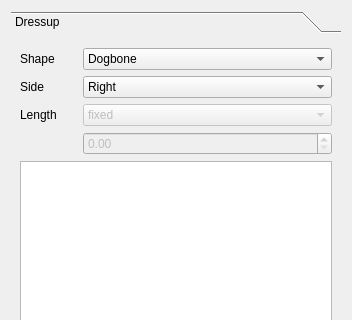
The window that src/Mod/Path/Gui/Resources/panels/DogboneEdit.ui (berndhahnebach/All_FreeCAD) describes before a commit, drawn with Qt 5; both pictures show x 0 to 352 and y 0 to 320 of the 352 by 486 pixel window.
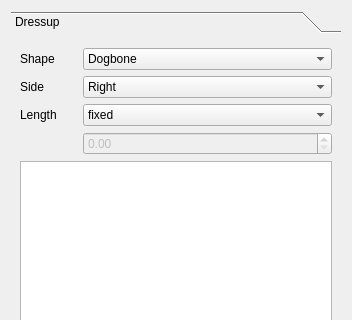
The same window after the commit.

Commit message: Added support for custom lengths.

What changed in the file:
```diff
--- a/src/Mod/Path/Gui/Resources/panels/DogboneEdit.ui
+++ b/src/Mod/Path/Gui/Resources/panels/DogboneEdit.ui
@@ -103,10 +103,7 @@
         </widget>
        </item>
        <item row="2" column="1">
-        <widget class="QComboBox" name="lenght">
-         <property name="enabled">
-          <bool>false</bool>
-         </property>
+        <widget class="QComboBox" name="length">
          <property name="currentIndex">
           <number>2</number>
          </property>
```
The commit also changes 1 other file.
